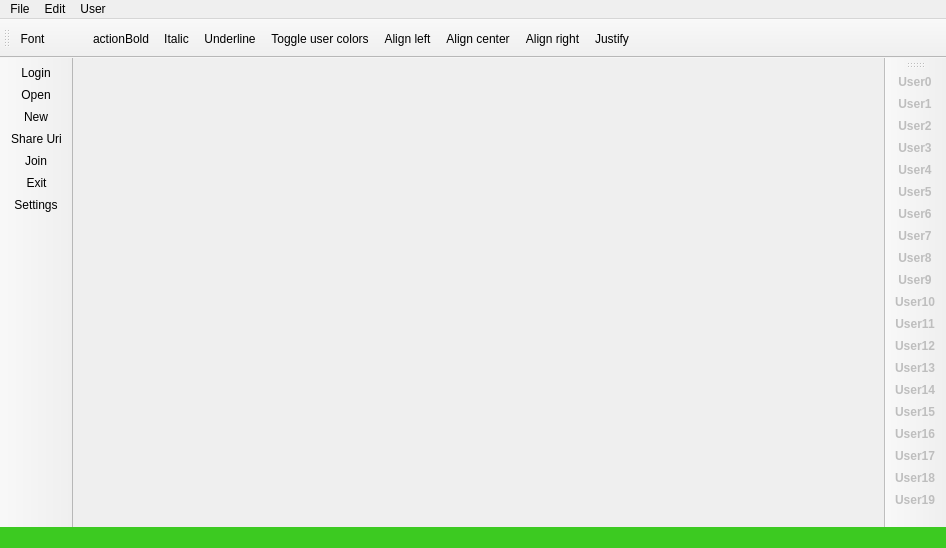
This is client/MainWindow.ui in anphetamina/CoText as Qt 5 draws it before an edit. The edited form follows.
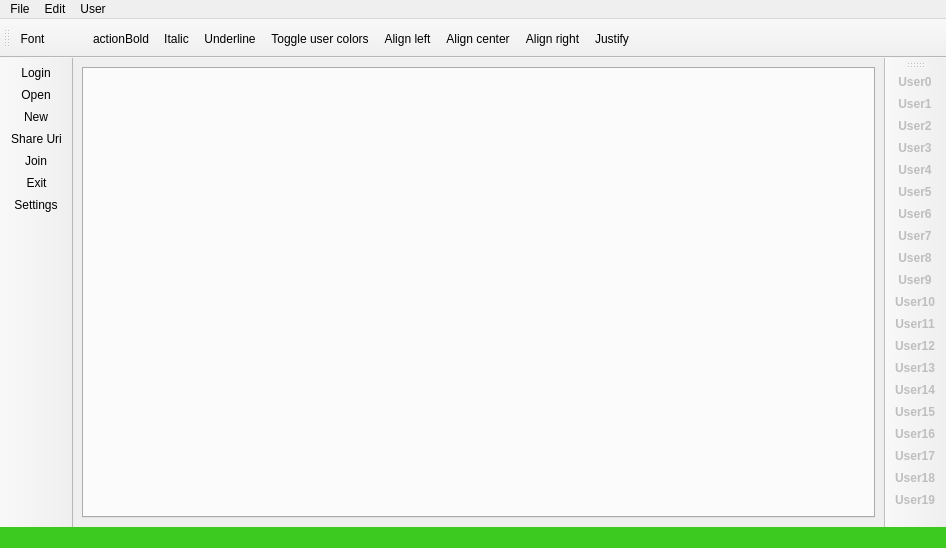
This is the edited form. Icons and pictures are not drawn.

```diff
--- a/client/MainWindow.ui
+++ b/client/MainWindow.ui
@@ -47,7 +47,27 @@
    <property name="styleSheet">
     <string notr="true"/>
    </property>
-   <layout class="QHBoxLayout" name="horizontalLayout_3"/>
+   <layout class="QHBoxLayout" name="horizontalLayout_3">
+    <item>
+     <widget class="QTabWidget" name="tabWidget">
+      <property name="autoFillBackground">
+       <bool>false</bool>
+      </property>
+      <property name="styleSheet">
+       <string notr="true"/>
+      </property>
+      <property name="tabShape">
+       <enum>QTabWidget::Triangular</enum>
+      </property>
+      <property name="tabsClosable">
+       <bool>true</bool>
+      </property>
+      <property name="movable">
+       <bool>true</bool>
+      </property>
+     </widget>
+    </item>
+   </layout>
   </widget>
   <widget class="QMenuBar" name="menubar">
    <property name="geometry">
```
